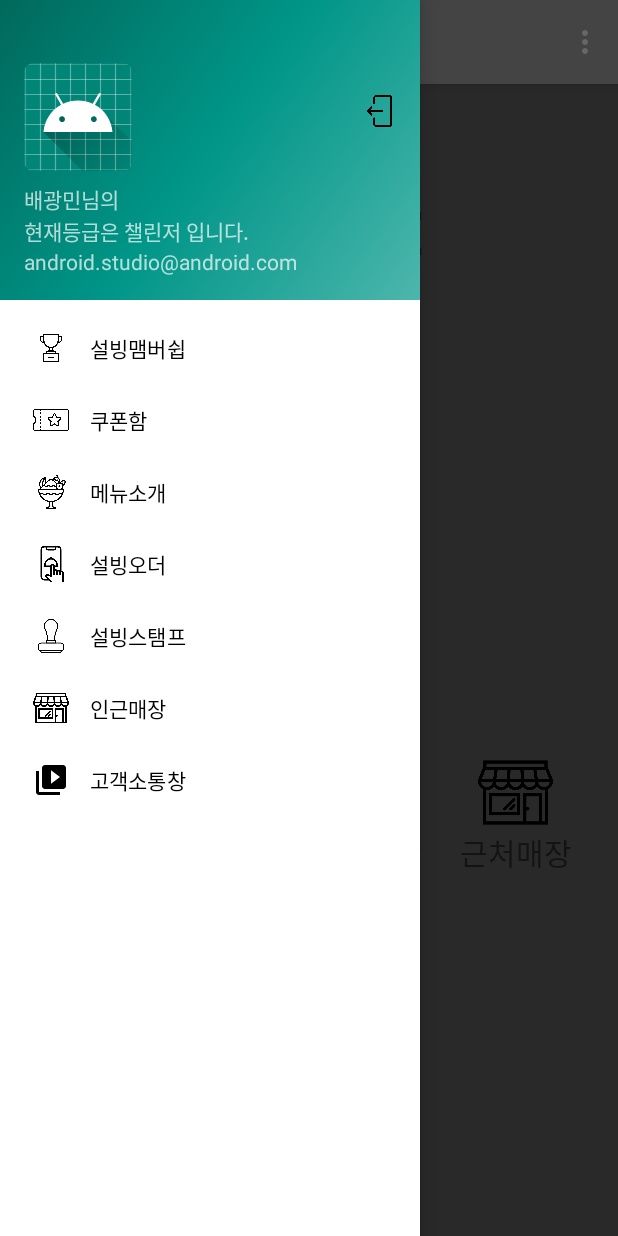
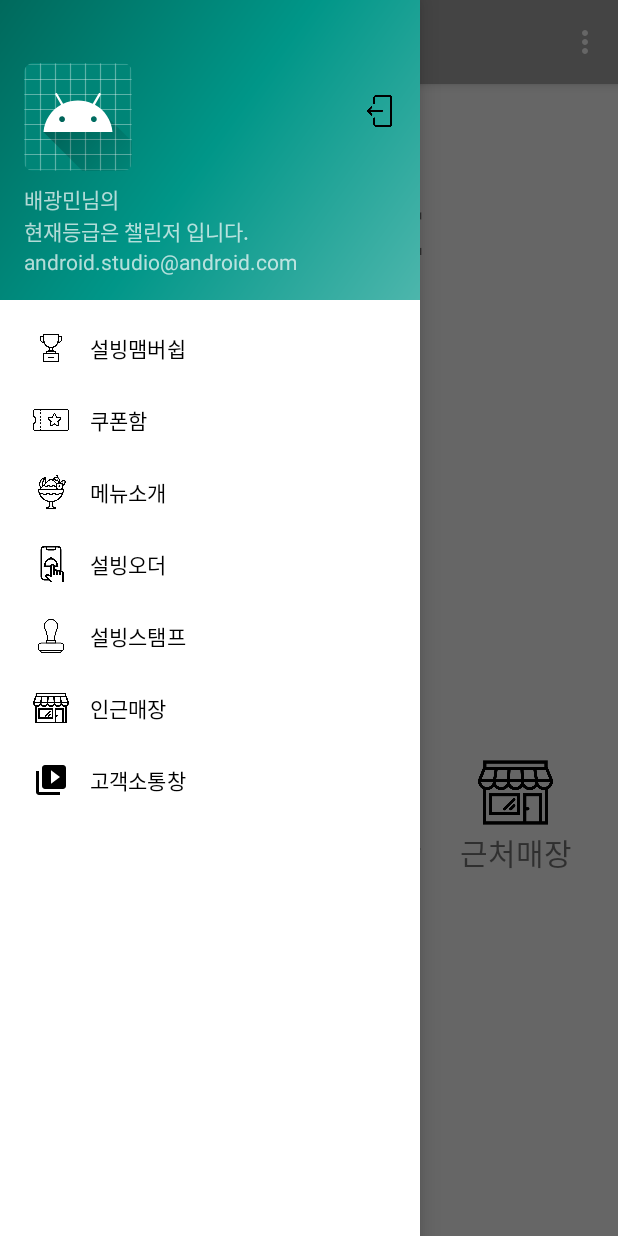
Before and after one commit to woohyojin/TeamProject_Three, an Android app: the screen it shows after launch (MainActivity), with the side drawer open, on a phone screen of 412 x 824 dp. Run offline under Robolectric (Android 15) with nearby library versions, the phone set to English and light mode, and no system bars; our stand-ins replace navigation-ui.

Commit message:
recommit
gogo

```diff
--- a/app/src/main/res/layout/activity_main.xml
+++ b/app/src/main/res/layout/activity_main.xml
@@ -6,6 +6,7 @@
     android:layout_width="match_parent"
     android:layout_height="match_parent"
     android:fitsSystemWindows="true"
+    android:background="@color/white"
     tools:openDrawer="start">
     <LinearLayout
         android:layout_width="match_parent"
--- a/app/src/main/res/layout/fragment_home.xml
+++ b/app/src/main/res/layout/fragment_home.xml
@@ -4,6 +4,7 @@
     android:layout_width="match_parent"
     android:layout_height="match_parent"
     android:orientation="vertical"
+    android:background="@color/white"
     tools:context=".ui.home.HomeFragment">
     <ScrollView
         android:layout_width="match_parent"
```
